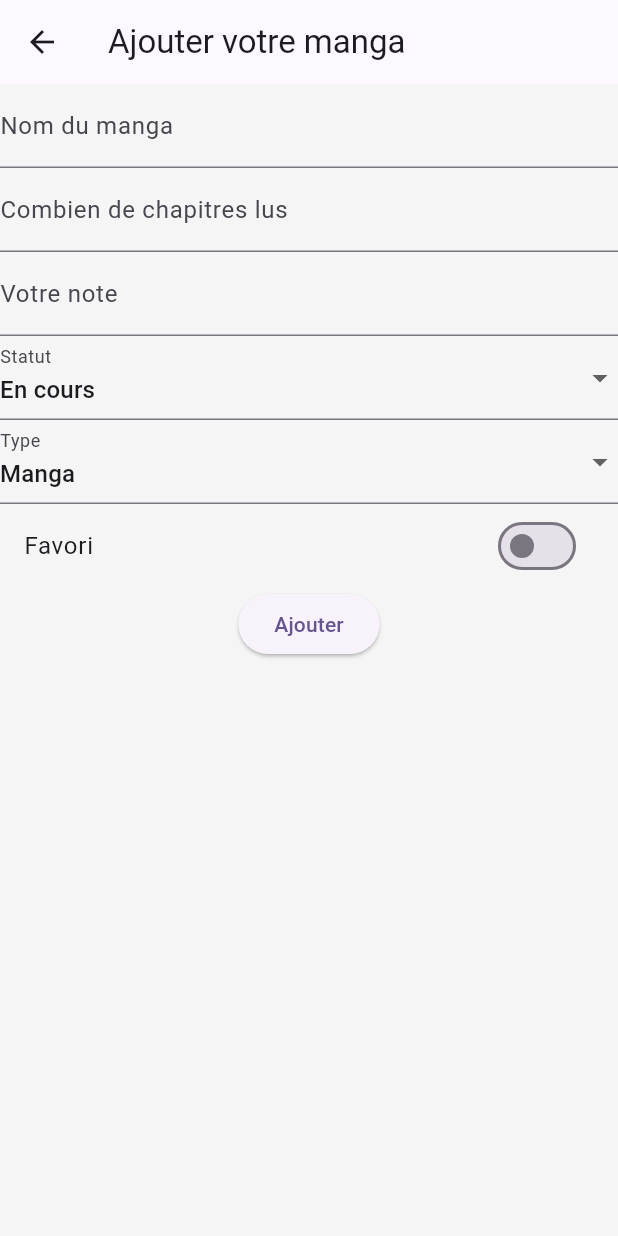
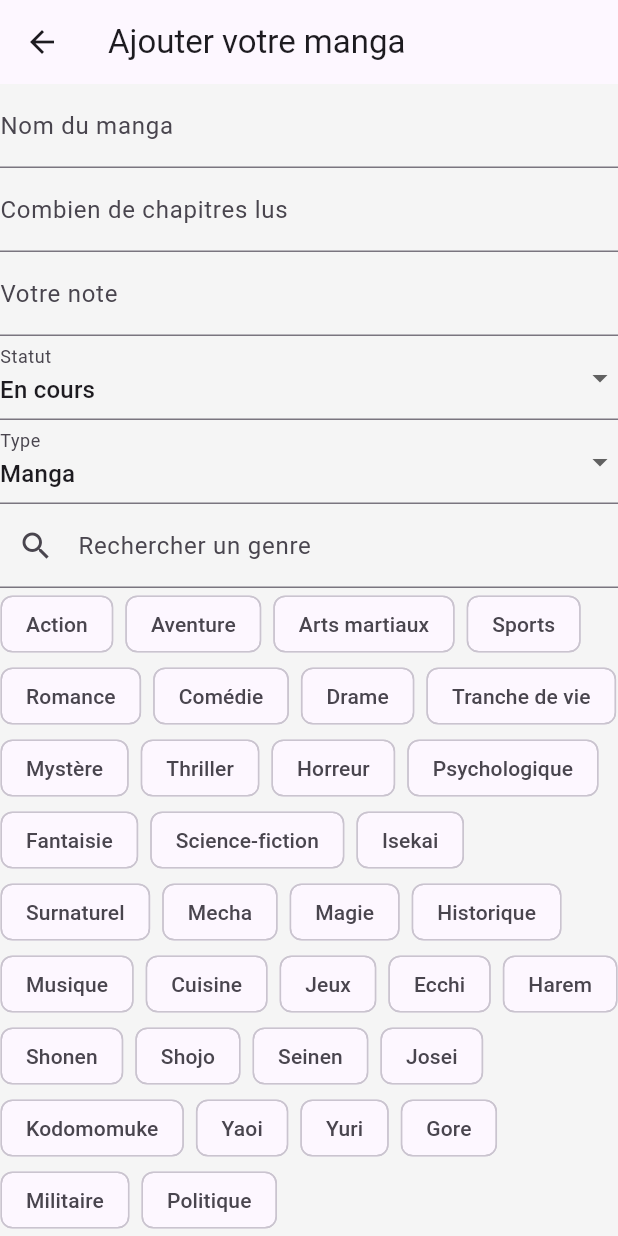
Before and after one commit to SamuelDelabranche/folio, a Flutter app: the AddMangaPage screen opened directly, on a phone screen of 412 x 824 dp. Run offline on Flutter 3.47's test engine with Material 3 defaults, Android fonts, the phone set to English and light mode, and no system bars; our stand-ins replace drift, drift_flutter, flutter_riverpod; accounts and stored records are empty; generated files the repository leaves out were written again.

Commit message:
fix: ajout genre du manga

```diff
--- a/lib/data/database/app_database.dart
+++ b/lib/data/database/app_database.dart
@@ -12,7 +12,16 @@ class AppDatabase extends _$AppDatabase {
   late final MangaDao mangaDao = MangaDao(this);
 
   @override
-  int get schemaVersion => 1;
+  int get schemaVersion => 2;
+
+  @override
+  MigrationStrategy get migration => MigrationStrategy(
+    onUpgrade: (m, from, to) async {
+      if (from < 2) {
+        await m.addColumn(mangaTable, mangaTable.genre);
+      }
+    },
+  );
 
   static QueryExecutor _openConnection() {
     return driftDatabase(name: 'folio_db');
--- a/lib/data/database/tables/manga_table.dart
+++ b/lib/data/database/tables/manga_table.dart
@@ -7,6 +7,7 @@ class MangaTable extends Table{
   TextColumn get description => text().nullable()();
   TextColumn get imagePath => text().nullable()();
   TextColumn get status => text()();
+  TextColumn get genre => text().nullable()();
   TextColumn get typeManga => text()();
 
   BoolColumn get estFavori => boolean()();
--- a/lib/features/add_Manga/add_manga_page.dart
+++ b/lib/features/add_Manga/add_manga_page.dart
@@ -4,6 +4,42 @@ import 'package:folio/app/providers.dart';
 import 'package:folio/data/database/app_database.dart';
 import 'package:drift/drift.dart' hide Column;
 
+const List<String> tousLesGenres = [
+  'Action',
+  'Aventure',
+  'Arts martiaux',
+  'Sports',
+  'Romance',
+  'Comédie',
+  'Drame',
+  'Tranche de vie',
+  'Mystère',
+  'Thriller',
+  'Horreur',
+  'Psychologique',
+  'Fantaisie',
+  'Science-fiction',
+  'Isekai',
+  'Surnaturel',
+  'Mecha',
+  'Magie',
+  'Historique',
+  'Musique',
+  'Cuisine',
+  'Jeux',
+  'Ecchi',
+  'Harem',
+  'Shonen',
+  'Shojo',
+  'Seinen',
+  'Josei',
+  'Kodomomuke',
+  'Yaoi',
+  'Yuri',
+  'Gore',
+  'Militaire',
+  'Politique',
+];
 
 class AddMangaPage extends ConsumerStatefulWidget {
   const AddMangaPage({super.key});
@@ -17,8 +53,11 @@ class _AddMangaPageState extends ConsumerState<AddMangaPage> {
   final _titreController = TextEditingController();
   final _chapitreController = TextEditingController();
   final _noteController = TextEditingController();
+  final _rechercheController = TextEditingController();
+  String _rechercheGenre = '';
   String _statusSelectionne = 'En cours';
   String _typeSelectionne = 'Manga';
+  List<String> _genreSelectionne = [];
   bool _estFavori = false;
 
   @override
@@ -97,17 +136,50 @@ class _AddMangaPageState extends ConsumerState<AddMangaPage> {
                   });
                 },
               ),
+              TextField(
+                controller: _rechercheController,
+                decoration: InputDecoration(
+                  labelText: "Rechercher un genre",
+                  prefixIcon: Icon(Icons.search),
+                ),
+                onChanged: (value) {
+                  setState(() {
+                    _rechercheGenre = value.toLowerCase();
+                  });
+                },
+              ),
+              Wrap(
+                spacing: 8,
+                children: tousLesGenres.where((g) => g.toLowerCase().contains(_rechercheGenre))
+                    .map(
+                      (genre) => FilterChip(
+                        label: Text(genre),
+                        selected: _genreSelectionne.contains(genre),
+                        onSelected: (selected) {
+                          setState(() {
+                            selected
+                                ? _genreSelectionne.add(genre)
+                                : _genreSelectionne.remove(genre);
+                          });
+                        },
+                      ),
+                    )
+                    .toList(),
+              ),
+
               SwitchListTile(
                 title: Text("Favori"),
                 value: _estFavori,
-                onChanged:(value) => setState(() {
+                onChanged: (value) => setState(() {
                   _estFavori = value;
                 }),
               ),
-              ElevatedButton(onPressed: () {
+              ElevatedButton(
+                onPressed: () {
                   if (_formKey.currentState!.validate()) {
                     final dao = ref.read(mangaDaoProvider);
-                  dao.insertManga(MangaTableCompanion(
+                    dao.insertManga(
+                      MangaTableCompanion(
                         id: Value.absent(),
                         titre: Value(_titreController.text),
                         description: Value.absent(),
@@ -116,13 +188,19 @@ class _AddMangaPageState extends ConsumerState<AddMangaPage> {
                         typeManga: Value(_typeSelectionne),
                         estFavori: Value(_estFavori),
                         note: Value(double.parse(_noteController.text)),
-                    chapitres: Value(double.parse(_chapitreController.text)),
-                  ));
+                        chapitres: Value(
+                          double.parse(_chapitreController.text),
+                        ),
+                        genre: Value(_genreSelectionne.join(',')),
+                      ),
+                    );
 
                     Navigator.pop(context);
                     ref.invalidate(mangasProvider);
                   }
-              }, child: Text("Ajouter"))
+                },
+                child: Text("Ajouter"),
+              ),
             ],
           ),
         ),
@@ -135,6 +213,7 @@ class _AddMangaPageState extends ConsumerState<AddMangaPage> {
     _titreController.dispose();
     _chapitreController.dispose();
     _noteController.dispose();
+    _rechercheController.dispose();
     super.dispose();
   }
 }
```
Also changed, not shown: lib/data/database/app_database.g.dart. Lines whose indentation alone changed are shown as unchanged.
